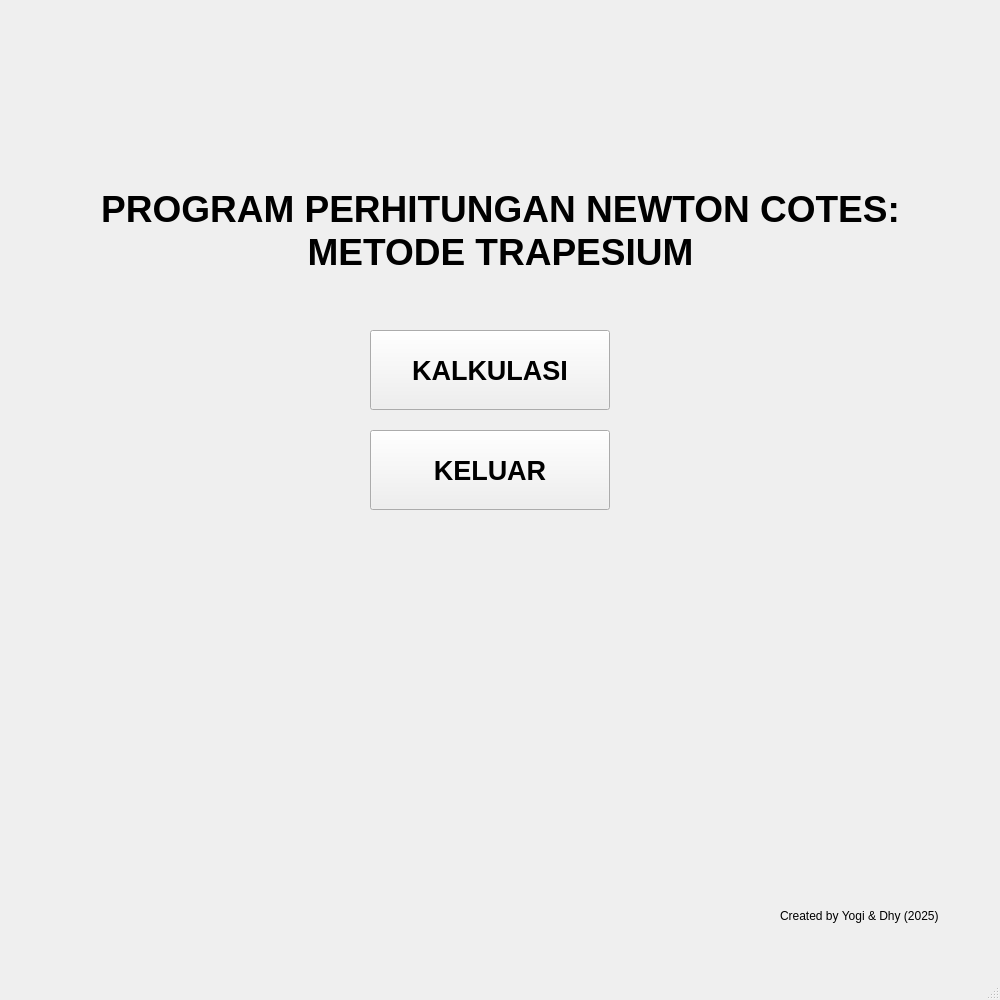
Old version of the form mainwindow.ui in the repository justdhy/newtoncotes-trapesium3.0.
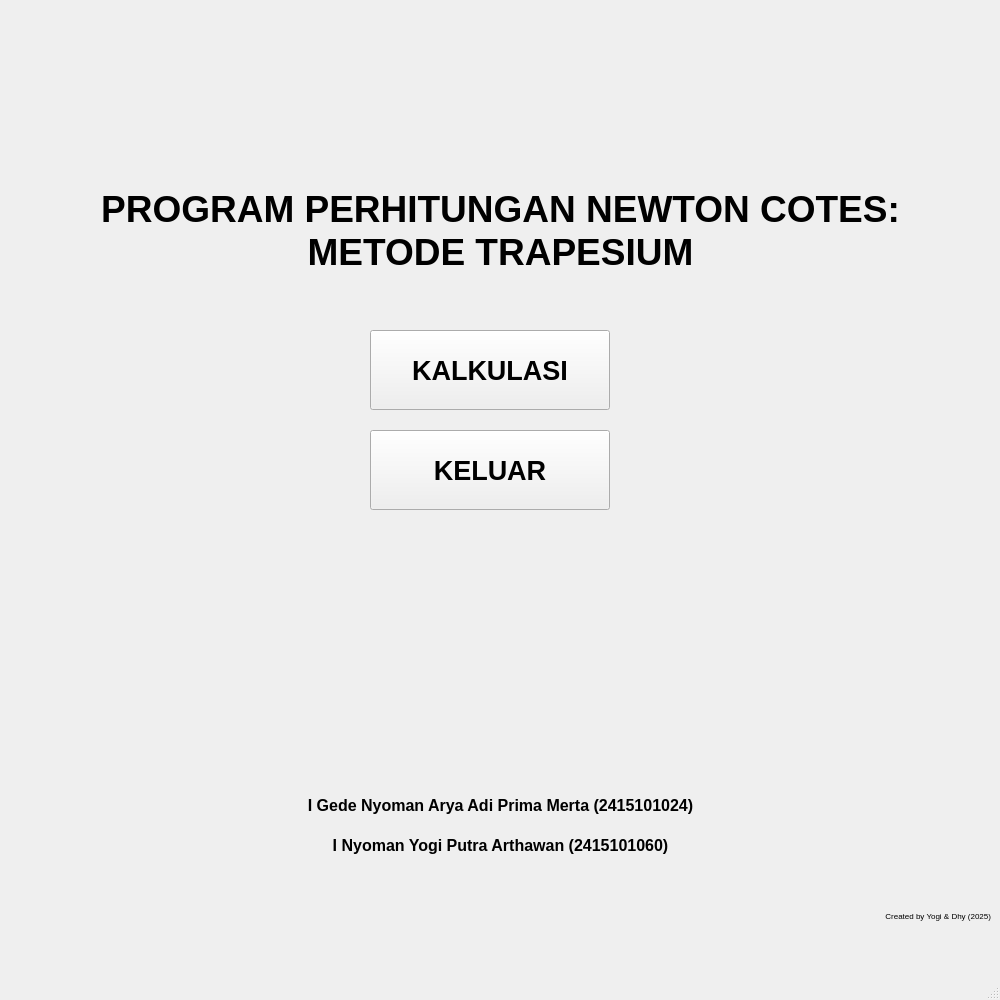
New version of the form.

```diff
--- a/mainwindow.ui
+++ b/mainwindow.ui
@@ -86,8 +86,60 @@
       <height>51</height>
      </rect>
     </property>
+    <property name="font">
+     <font>
+      <pointsize>6</pointsize>
+     </font>
+    </property>
     <property name="text">
      <string>Created by Yogi &amp; Dhy (2025)</string>
+    </property>
+    <property name="alignment">
+     <set>Qt::AlignmentFlag::AlignRight|Qt::AlignmentFlag::AlignTrailing|Qt::AlignmentFlag::AlignVCenter</set>
+    </property>
+   </widget>
+   <widget class="QLabel" name="label_2">
+    <property name="geometry">
+     <rect>
+      <x>0</x>
+      <y>780</y>
+      <width>1001</width>
+      <height>51</height>
+     </rect>
+    </property>
+    <property name="font">
+     <font>
+      <pointsize>12</pointsize>
+      <bold>true</bold>
+     </font>
+    </property>
+    <property name="text">
+     <string>I Gede Nyoman Arya Adi Prima Merta (2415101024)</string>
+    </property>
+    <property name="alignment">
+     <set>Qt::AlignmentFlag::AlignCenter</set>
+    </property>
+   </widget>
+   <widget class="QLabel" name="label_3">
+    <property name="geometry">
+     <rect>
+      <x>0</x>
+      <y>820</y>
+      <width>1001</width>
+      <height>51</height>
+     </rect>
+    </property>
+    <property name="font">
+     <font>
+      <pointsize>12</pointsize>
+      <bold>true</bold>
+     </font>
+    </property>
+    <property name="text">
+     <string>I Nyoman Yogi Putra Arthawan (2415101060)</string>
+    </property>
+    <property name="alignment">
+     <set>Qt::AlignmentFlag::AlignCenter</set>
     </property>
    </widget>
   </widget>
```
